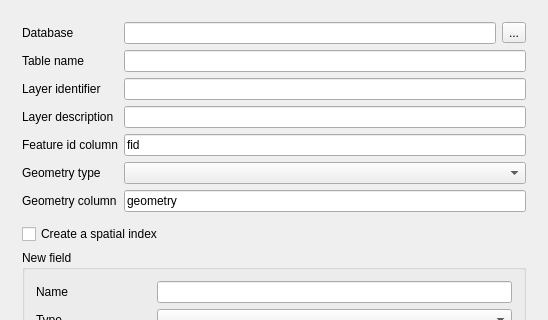
Qt form src/ui/qgsnewgeopackagelayerdialogbase.ui (qgis/QGIS) before a commit; both pictures show x 0 to 548 and y 0 to 320 of the 548 by 686 pixel window.
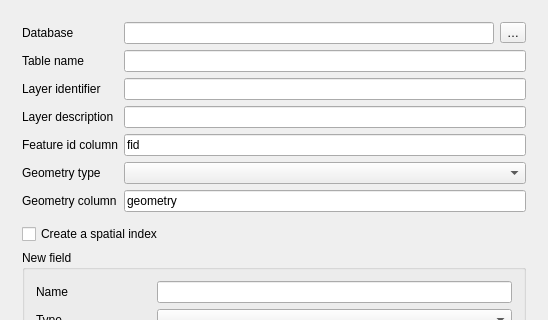
The same form after that commit. Icons and pictures are not drawn. Custom widgets are drawn as their Qt base class.

Patch:
```diff
--- a/src/ui/qgsnewgeopackagelayerdialogbase.ui
+++ b/src/ui/qgsnewgeopackagelayerdialogbase.ui
@@ -206,7 +206,7 @@
               <string>&lt;html&gt;&lt;head/&gt;&lt;body&gt;&lt;p&gt;Select an existing or create a new database&lt;/p&gt;&lt;/body&gt;&lt;/html&gt;</string>
              </property>
              <property name="text">
-              <string>...</string>
+              <string>…</string>
              </property>
             </widget>
            </item>
```
